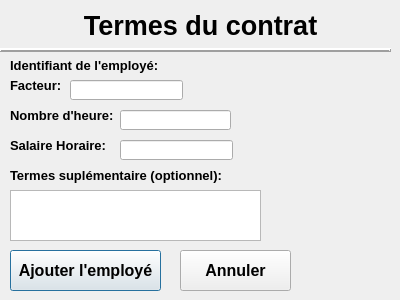
First picture: the form in UI/Créer_Contrat.ui, repository LePerron/Application-gestion-employes-projet-session-2023, before the edit.
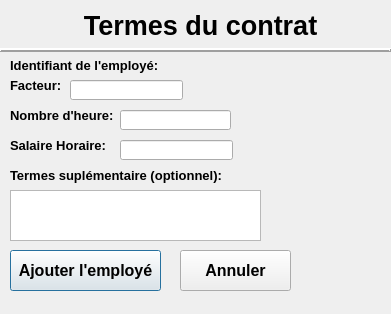
Second picture: the form after the edit.

Diff of the .ui file:
```diff
--- a/UI/Créer_Contrat.ui
+++ b/UI/Créer_Contrat.ui
@@ -6,8 +6,8 @@
    <rect>
     <x>0</x>
     <y>0</y>
-    <width>400</width>
-    <height>300</height>
+    <width>391</width>
+    <height>314</height>
    </rect>
   </property>
   <property name="windowTitle">
```
